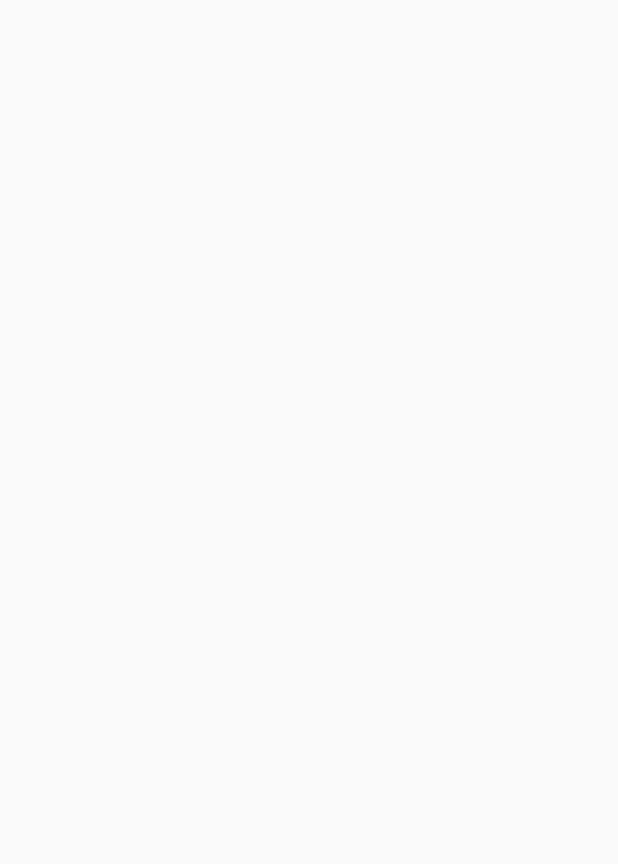
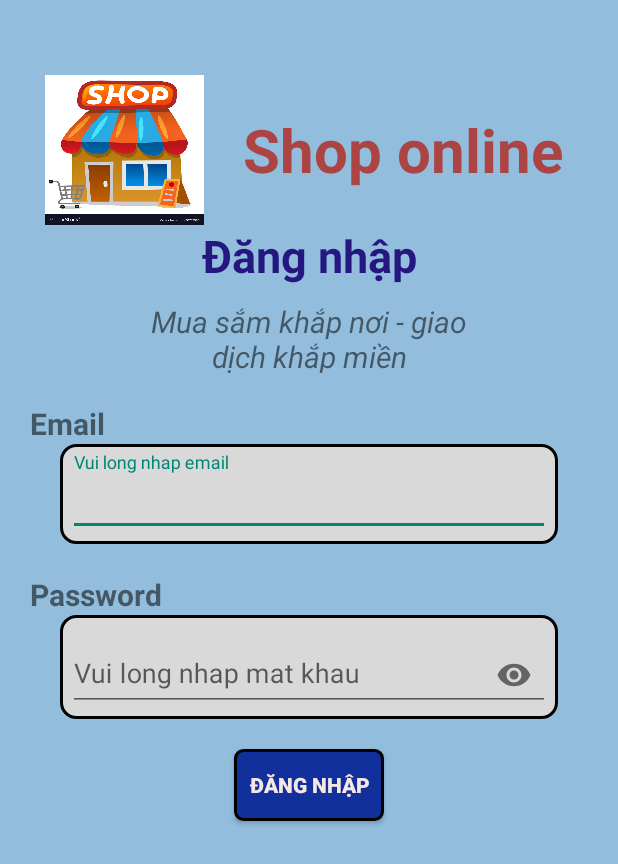
Before and after one commit to VuAnhTDC/Duan_dd2, an Android app: the screen it shows after launch (MainActivity before the commit, screen_login after it), on a phone screen of 412 x 824 dp. Before the commit the part shown is empty. Shown: the top 864 px of the screen. Run offline under Robolectric (Android 15) with nearby library versions, the phone set to English and light mode, and no system bars.

Commit message:
màn hình đăng nhập

```diff
--- a/app/build.gradle.kts
+++ b/app/build.gradle.kts
@@ -39,4 +39,5 @@ dependencies {
     testImplementation("junit:junit:4.13.2")
     androidTestImplementation("androidx.test.ext:junit:1.1.5")
     androidTestImplementation("androidx.test.espresso:espresso-core:3.5.1")
+    implementation("com.google.android.material:material:1.9.0")
 }
--- a/app/src/main/AndroidManifest.xml
+++ b/app/src/main/AndroidManifest.xml
@@ -13,7 +13,7 @@
         android:theme="@style/Theme.Duan"
         tools:targetApi="31">
         <activity
-            android:name=".MainActivity"
+            android:name=".screen_login"
             android:exported="true">
             <intent-filter>
                 <action android:name="android.intent.action.MAIN" />
--- a/app/src/main/java/com/example/duan/MainActivity.java
+++ /dev/null
@@ -1,14 +0,0 @@
-package com.example.duan;
-
-import androidx.appcompat.app.AppCompatActivity;
-
-import android.os.Bundle;
-
-public class MainActivity extends AppCompatActivity {
-
-    @Override
-    protected void onCreate(Bundle savedInstanceState) {
-        super.onCreate(savedInstanceState);
-        setContentView(R.layout.layout_login);
-    }
-}
--- /dev/null
+++ b/app/src/main/java/com/example/duan/screen_login.java
@@ -0,0 +1,77 @@
+package com.example.duan;
+
+import androidx.appcompat.app.AppCompatActivity;
+
+import android.content.Context;
+import android.os.Bundle;
+import android.view.KeyEvent;
+import android.view.MotionEvent;
+import android.view.View;
+import android.view.inputmethod.EditorInfo;
+import android.view.inputmethod.InputMethodManager;
+import android.widget.LinearLayout;
+import android.widget.TextView;
+
+import com.google.android.material.textfield.TextInputEditText;
+
+public class screen_login extends AppCompatActivity {
+
+    LinearLayout vMain;
+    TextInputEditText txtInputEmail,txtInputPassword;
+
+    @Override
+    protected void onCreate(Bundle savedInstanceState) {
+        super.onCreate(savedInstanceState);
+        setContentView(R.layout.layout_login);
+        setControl();
+        setEvent();
+    }
+// hàm bắt sự kiện
+    private void setEvent() {
+//        lắng nghe sự kiện nhấn vào cửa vMain
+        vMain.setOnTouchListener(new View.OnTouchListener() {
+            @Override
+            public boolean onTouch(View view, MotionEvent motionEvent) {
+//                Gọi hàm ẩn bàn phím
+                hideKeyboard_touchonout();
+                return false;
+            }
+        });
+
+//        sự kiện khi nhập xong giá trị email
+
+        txtInputEmail.setOnEditorActionListener(new TextView.OnEditorActionListener() {
+            @Override
+            public boolean onEditorAction(TextView textView, int i, KeyEvent keyEvent) {
+                if (i == EditorInfo.IME_ACTION_DONE){
+                    txtInputPassword.requestFocus();
+                }
+                return false;
+            }
+        });
+    }
+
+    //    ẩn bàn phím
+    private void hideKeyboard_touchonout() {
+//        lấy View đang được focus ===> tức view có suất hiện bàn phím
+        View view = this.getCurrentFocus();
+//        kiểm tra xem view đó có focus không ---> băng null nếu view không được focus, không bằng null nếu view có focus
+        if (view != null) {
+//            Tạo đối tượng InputMethodManager
+            /*
+                InputMethodManager dùng để quản lý bàn phím
+            * */
+            InputMethodManager inputMethodManager = (InputMethodManager) getSystemService(Context.INPUT_METHOD_SERVICE);
+//           sử dụng thuộc tính ẩn bàn phím của InputMethodManager
+            inputMethodManager.hideSoftInputFromWindow(view.getWindowToken(), 0);
+        }
+    }
+
+
+    //    Ánh sạ
+    private void setControl() {
+        vMain = findViewById(R.id.vmain);
+        txtInputEmail = findViewById(R.id.txtinput_email);
+        txtInputPassword = findViewById(R.id.txtinput_password);
+    }
+}
--- /dev/null
+++ b/app/src/main/res/drawable/bg_btnconfirm.xml
@@ -0,0 +1,6 @@
+<?xml version="1.0" encoding="utf-8"?>
+<shape xmlns:android="http://schemas.android.com/apk/res/android">
+    <solid android:color="@color/color_btnconfirm"/>
+    <corners android:radius="5dp"/>
+    <stroke android:width="2dp"/>
+</shape>
--- /dev/null
+++ b/app/src/main/res/drawable/vector_visibility_off.xml
@@ -0,0 +1,5 @@
+<vector android:height="24dp" android:tint="#000000"
+    android:viewportHeight="24" android:viewportWidth="24"
+    android:width="24dp" xmlns:android="http://schemas.android.com/apk/res/android">
+    <path android:fillColor="@android:color/white" android:pathData="M12,7c2.76,0 5,2.24 5,5 0,0.65 -0.13,1.26 -0.36,1.83l2.92,2.92c1.51,-1.26 2.7,-2.89 3.43,-4.75 -1.73,-4.39 -6,-7.5 -11,-7.5 -1.4,0 -2.74,0.25 -3.98,0.7l2.16,2.16C10.74,7.13 11.35,7 12,7zM2,4.27l2.28,2.28 0.46,0.46C3.08,8.3 1.78,10.02 1,12c1.73,4.39 6,7.5 11,7.5 1.55,0 3.03,-0.3 4.38,-0.84l0.42,0.42L19.73,22 21,20.73 3.27,3 2,4.27zM7.53,9.8l1.55,1.55c-0.05,0.21 -0.08,0.43 -0.08,0.65 0,1.66 1.34,3 3,3 0.22,0 0.44,-0.03 0.65,-0.08l1.55,1.55c-0.67,0.33 -1.41,0.53 -2.2,0.53 -2.76,0 -5,-2.24 -5,-5 0,-0.79 0.2,-1.53 0.53,-2.2zM11.84,9.02l3.15,3.15 0.02,-0.16c0,-1.66 -1.34,-3 -3,-3l-0.17,0.01z"/>
+</vector>
--- /dev/null
+++ b/app/src/main/res/drawable/vector_visibility_on.xml
@@ -0,0 +1,5 @@
+<vector android:height="24dp" android:tint="#000000"
+    android:viewportHeight="24" android:viewportWidth="24"
+    android:width="24dp" xmlns:android="http://schemas.android.com/apk/res/android">
+    <path android:fillColor="@android:color/white" android:pathData="M12,4.5C7,4.5 2.73,7.61 1,12c1.73,4.39 6,7.5 11,7.5s9.27,-3.11 11,-7.5c-1.73,-4.39 -6,-7.5 -11,-7.5zM12,17c-2.76,0 -5,-2.24 -5,-5s2.24,-5 5,-5 5,2.24 5,5 -2.24,5 -5,5zM12,9c-1.66,0 -3,1.34 -3,3s1.34,3 3,3 3,-1.34 3,-3 -1.34,-3 -3,-3z"/>
+</vector>
--- a/app/src/main/res/layout/activity_main.xml
+++ b/app/src/main/res/layout/activity_main.xml
@@ -4,7 +4,7 @@
     xmlns:tools="http://schemas.android.com/tools"
     android:layout_width="match_parent"
     android:layout_height="match_parent"
-    tools:context=".MainActivity">
+    tools:context=".screen_login">
 
     <TextView
         android:layout_width="wrap_content"
--- a/app/src/main/res/layout/layout_login.xml
+++ b/app/src/main/res/layout/layout_login.xml
@@ -1,7 +1,127 @@
 <?xml version="1.0" encoding="utf-8"?>
 <LinearLayout xmlns:android="http://schemas.android.com/apk/res/android"
+    xmlns:app="http://schemas.android.com/apk/res-auto"
+    style="@style/screen_login"
+    android:layout_width="match_parent"
+    android:layout_height="match_parent"
     android:orientation="vertical"
-    android:layout_width="match_parent"
-    android:layout_height="match_parent">
+    android:id="@+id/vmain"
+    >
 
+    <!--    logo and application name-->
+    <LinearLayout
+        android:layout_width="match_parent"
+        android:layout_height="wrap_content"
+        android:layout_marginHorizontal="30dp"
+        android:layout_marginTop="50dp"
+        android:orientation="horizontal"
+        android:weightSum="3">
+
+        <ImageView
+            android:layout_width="100dp"
+            android:layout_height="100dp"
+            android:layout_weight="1"
+            android:scaleType="fitXY"
+            android:src="@drawable/logodd2"
+            />
+
+        <TextView
+            android:layout_width="wrap_content"
+            android:layout_height="wrap_content"
+            android:layout_gravity="center"
+            android:layout_marginLeft="20dp"
+            android:layout_weight="2"
+            android:text="Shop online"
+            android:textAlignment="center"
+            android:textColor="#AC4444"
+            android:textSize="40sp"
+            android:textStyle="bold" />
+    </LinearLayout>
+
+    <!--    Title login-->
+    <TextView
+        style="@style/style_titleScreenLogin"
+        android:text="Đăng nhập"
+ />
+
+    <TextView
+        android:layout_width="229dp"
+        android:layout_height="48dp"
+        android:layout_gravity="center_horizontal"
+        android:layout_marginTop="10dp"
+        android:gravity="center_horizontal"
+        android:text="Mua sắm khắp nơi - giao dịch khắp miền"
+        android:textSize="20dp"
+        android:textStyle="italic" />
+
+    <!--    input email-->
+    <LinearLayout
+        android:layout_width="match_parent"
+        android:layout_height="wrap_content"
+        android:layout_marginHorizontal="20dp"
+        android:layout_marginTop="20dp"
+        android:orientation="vertical">
+        <!--        title input email-->
+        <TextView
+            android:layout_width="match_parent"
+            android:layout_height="wrap_content"
+            android:text="Email"
+            android:textSize="20dp"
+            android:textStyle="bold" />
+
+        <com.google.android.material.textfield.TextInputLayout
+            style="@style/style_textinputlayout_title_screenlogin"
+            >
+            <com.google.android.material.textfield.TextInputEditText
+                android:id="@+id/txtinput_email"
+                style="@style/style_textinputedit_screenlogin"
+                android:hint="Vui long nhap email"
+                android:inputType="textEmailAddress"
+                />
+        </com.google.android.material.textfield.TextInputLayout>
+
+    </LinearLayout>
+
+    <!-- input password-->
+    <LinearLayout
+        android:layout_width="match_parent"
+        android:layout_height="wrap_content"
+        android:layout_marginHorizontal="20dp"
+        android:layout_marginTop="20dp"
+        android:orientation="vertical">
+        <!--        title input password-->
+        <TextView
+            android:layout_width="match_parent"
+            android:layout_height="wrap_content"
+            android:text="Password"
+            android:textSize="20dp"
+            android:textStyle="bold" />
+
+        <com.google.android.material.textfield.TextInputLayout
+            style="@style/style_textinputlayout_title_screenlogin"
+            app:passwordToggleEnabled="true"
+            >
+
+            <com.google.android.material.textfield.TextInputEditText
+                android:id="@+id/txtinput_password"
+                style="@style/style_textinputedit_screenlogin"
+                android:hint="Vui long nhap mat khau"
+                android:inputType="textPassword"
+                />
+        </com.google.android.material.textfield.TextInputLayout>
+
+    </LinearLayout>
+
+    <!--    Button login-->
+    <Button
+        android:layout_width="wrap_content"
+        android:layout_height="wrap_content"
+        android:layout_gravity="center_horizontal"
+        android:layout_marginTop="20dp"
+        android:background="@drawable/bg_btnconfirm"
+        android:paddingHorizontal="10dp"
+        android:text="Đăng nhập"
+        android:textStyle="bold"
+        android:textColor="#F6E7E7"
+        />
 </LinearLayout>
--- a/app/src/main/res/values/colors.xml
+++ b/app/src/main/res/values/colors.xml
@@ -3,4 +3,7 @@
     <color name="black">#FF000000</color>
     <color name="white">#FFFFFFFF</color>
     <color name="color_input">#D9D9D9</color>
+    <color name="color_btnconfirm">#12309B</color>
+    <color name="color_titleScreenLogin">#251680</color>
+
 </resources>
--- a/app/src/main/res/values/themes.xml
+++ b/app/src/main/res/values/themes.xml
@@ -12,8 +12,34 @@
         <item name="android:background">@drawable/bg_sreenlogin</item>
     </style>
 
-<!--    style edt screen login-->
-    <style name="edt_login">
+<!--    style đăng nhập -->
+    <style name="style_titleScreenLogin">
+        <item name="android:layout_width">match_parent</item>
+        <item name="android:layout_height">wrap_content</item>
+        <item name="android:textAlignment">center</item>
+        <item name="android:textColor">@color/color_titleScreenLogin</item>
+        <item name="android:textSize">30sp</item>
+        <item name="android:textStyle">bold</item>
+    </style>
+
+<!--    style text input layout screen login-->
+    <style name="style_textinputlayout_title_screenlogin">
         <item name="android:background">@drawable/bg_input</item>
+        <item name="android:layout_width">match_parent</item>
+        <item name="android:layout_height">wrap_content</item>
+        <item name="android:layout_marginLeft">20dp</item>
+        <item name="android:layout_marginRight">20dp</item>
+        <item name="android:paddingLeft">5dp</item>
+        <item name="android:paddingRight">5dp</item>
+        <item name="android:paddingTop">5dp</item>
+        <item name="android:paddingBottom">5dp</item>
+    </style>
+
+<!--  style text input edit text screen login   -->
+    <style name="style_textinputedit_screenlogin">
+        <item name="android:layout_width">match_parent</item>
+        <item name="android:layout_height">wrap_content</item>
+        <item name="android:imeOptions">actionDone</item>
+
     </style>
 </resources>
```
